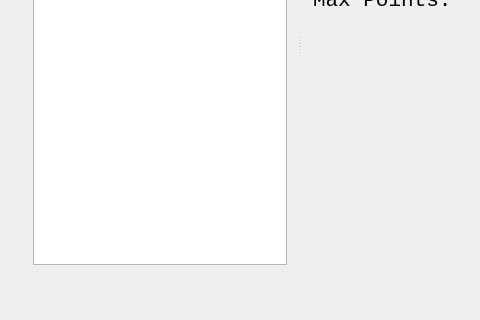
First picture: the form in GAUI/basescreen.ui, repository ezfe/grading-assistant-cs205, before the edit; both pictures show x 0 to 480 and y 244 to 564 of the 730 by 564 pixel window.
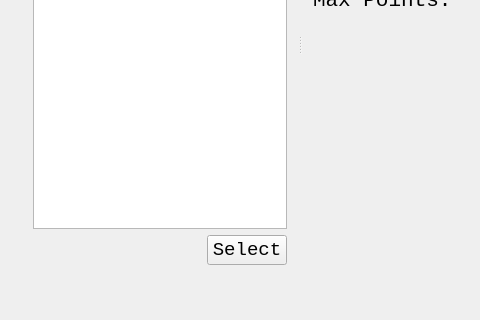
Second picture: the form after the edit.

What changed in the file:
```diff
--- a/GAUI/basescreen.ui
+++ b/GAUI/basescreen.ui
@@ -415,7 +415,7 @@
           <property name="orientation">
            <enum>Qt::Horizontal</enum>
           </property>
-          <widget class="QWidget" name="">
+          <widget class="QWidget" name="layoutWidget">
            <layout class="QVBoxLayout" name="verticalLayout_7">
             <item>
              <widget class="QLabel" name="label_10">
@@ -433,9 +433,22 @@
             <item>
              <widget class="QListWidget" name="rubricListWidget"/>
             </item>
+            <item alignment="Qt::AlignRight">
+             <widget class="QPushButton" name="selectRubricButton">
+              <property name="font">
+               <font>
+                <family>Monospace</family>
+                <pointsize>14</pointsize>
+               </font>
+              </property>
+              <property name="text">
+               <string>Select</string>
+              </property>
+             </widget>
+            </item>
            </layout>
           </widget>
-          <widget class="QWidget" name="">
+          <widget class="QWidget" name="layoutWidget">
            <layout class="QVBoxLayout" name="verticalLayout_6">
             <item>
              <widget class="QLabel" name="label_11">
```
